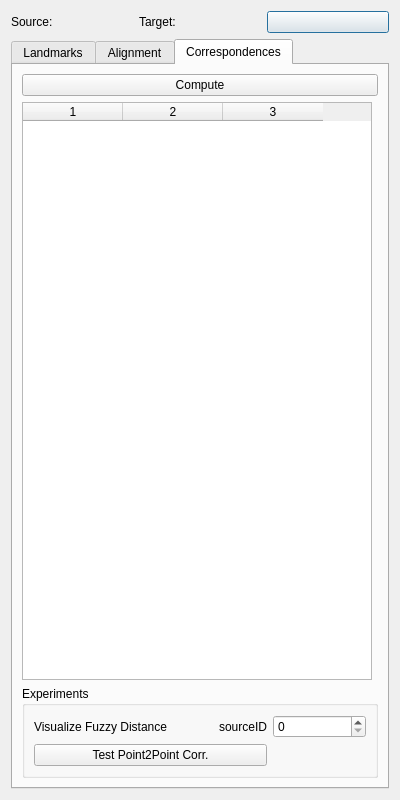
Old version of the form topo-blend/landmarks_dialog.ui in the repository ialhashim/topo-blend.
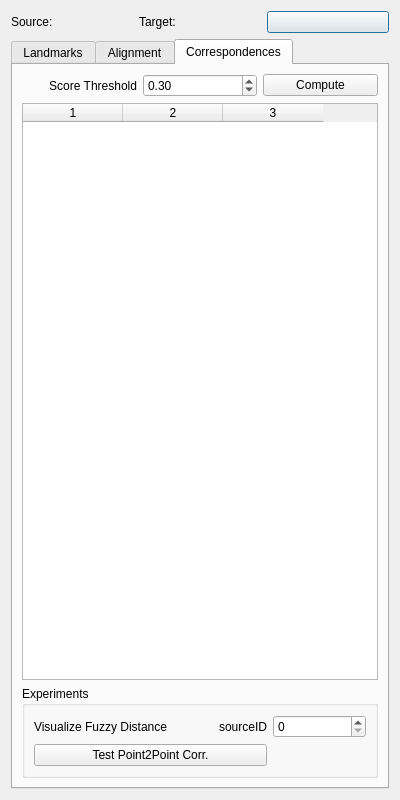
New version of the form. Icons and pictures are not drawn.

Commit message: [Corr.] Minor on weights and UI.

```diff
--- a/topo-blend/landmarks_dialog.ui
+++ b/topo-blend/landmarks_dialog.ui
@@ -359,7 +359,65 @@
        <string>Correspondences</string>
       </attribute>
       <layout class="QGridLayout" name="gridLayout_5">
-       <item row="3" column="0" colspan="2">
+       <item row="0" column="2">
+        <widget class="QPushButton" name="runButton">
+         <property name="styleSheet">
+          <string notr="true">font: 75 8pt &quot;MS Shell Dlg 2&quot;;</string>
+         </property>
+         <property name="text">
+          <string>Compute</string>
+         </property>
+        </widget>
+       </item>
+       <item row="0" column="1">
+        <widget class="QDoubleSpinBox" name="scoreThreshold">
+         <property name="decimals">
+          <number>2</number>
+         </property>
+         <property name="maximum">
+          <double>1.000000000000000</double>
+         </property>
+         <property name="singleStep">
+          <double>0.050000000000000</double>
+         </property>
+         <property name="value">
+          <double>0.300000000000000</double>
+         </property>
+        </widget>
+       </item>
+       <item row="0" column="0">
+        <widget class="QLabel" name="label_2">
+         <property name="text">
+          <string>Score Threshold</string>
+         </property>
+         <property name="alignment">
+          <set>Qt::AlignRight|Qt::AlignTrailing|Qt::AlignVCenter</set>
+         </property>
+        </widget>
+       </item>
+       <item row="4" column="0" colspan="3">
+        <widget class="QTableWidget" name="corrTable">
+         <property name="selectionMode">
+          <enum>QAbstractItemView::ContiguousSelection</enum>
+         </property>
+         <property name="selectionBehavior">
+          <enum>QAbstractItemView::SelectRows</enum>
+         </property>
+         <property name="verticalScrollMode">
+          <enum>QAbstractItemView::ScrollPerItem</enum>
+         </property>
+         <property name="horizontalScrollMode">
+          <enum>QAbstractItemView::ScrollPerPixel</enum>
+         </property>
+         <property name="columnCount">
+          <number>3</number>
+         </property>
+         <column/>
+         <column/>
+         <column/>
+        </widget>
+       </item>
+       <item row="5" column="0" colspan="3">
         <widget class="QGroupBox" name="groupBox">
          <property name="title">
           <string>Experiments</string>
@@ -399,38 +457,6 @@
          </layout>
         </widget>
        </item>
-       <item row="0" column="0" colspan="2">
-        <widget class="QPushButton" name="runButton">
-         <property name="styleSheet">
-          <string notr="true">font: 75 8pt &quot;MS Shell Dlg 2&quot;;</string>
-         </property>
-         <property name="text">
-          <string>Compute</string>
-         </property>
-        </widget>
-       </item>
-       <item row="2" column="0">
-        <widget class="QTableWidget" name="corrTable">
-         <property name="selectionMode">
-          <enum>QAbstractItemView::ContiguousSelection</enum>
-         </property>
-         <property name="selectionBehavior">
-          <enum>QAbstractItemView::SelectRows</enum>
-         </property>
-         <property name="verticalScrollMode">
-          <enum>QAbstractItemView::ScrollPerItem</enum>
-         </property>
-         <property name="horizontalScrollMode">
-          <enum>QAbstractItemView::ScrollPerPixel</enum>
-         </property>
-         <property name="columnCount">
-          <number>3</number>
-         </property>
-         <column/>
-         <column/>
-         <column/>
-        </widget>
-       </item>
       </layout>
      </widget>
     </widget>
```
The commit also changes 1 other file.
